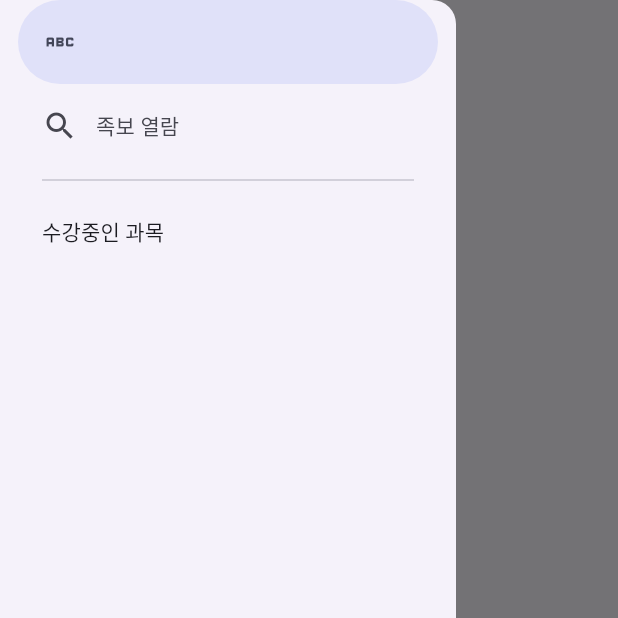
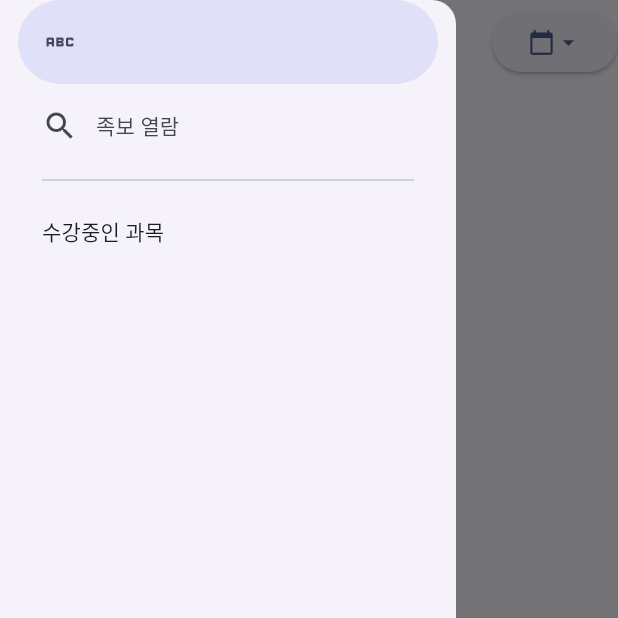
Before and after one commit to sboh1214/zocbo, a Flutter app: the HomePage screen opened by its route, with the side drawer open, on a phone screen of 412 x 824 dp, the top half of it. Run offline on Flutter 3.47's test engine with Material 2 defaults, Android fonts, the phone set to English and light mode, and no system bars; our stand-ins replace dio, equatable, firebase_core, go_router, webview_flutter; missing offline and left inert: webview_cookie_manager; accounts and stored records are empty.

Commit message:
feat: add pages

```diff
--- a/lib/pages/home_page.dart
+++ b/lib/pages/home_page.dart
@@ -1,6 +1,9 @@
 import 'package:flutter/material.dart';
 import 'package:provider/provider.dart';
 import 'package:zocbo/models/lecture.dart';
+import 'package:zocbo/pages/course_page.dart';
+import 'package:zocbo/pages/search_page.dart';
+import 'package:zocbo/pages/user_page.dart';
 import 'package:zocbo/services/info_service.dart';
 
 class HomePage extends StatefulWidget {
@@ -20,18 +23,42 @@ class _HomePageState extends State<HomePage> {
     setState(() {
       screenIndex = selectedScreen;
     });
+    scaffoldKey.currentState!.closeDrawer();
   }
 
   @override
   Widget build(BuildContext context) {
     final user = context.read<InfoService>().user;
+    final currentLectures = user.myTimetableLectures
+        .where((lecture) => lecture.year == 2023 && lecture.semester == 1)
+        .toList();
+
+    final title = screenIndex == 0
+        ? user.lastName + user.firstName
+        : screenIndex == 1
+            ? "족보 열람"
+            : currentLectures[screenIndex - 2].title;
 
     return Scaffold(
       key: scaffoldKey,
       appBar: AppBar(
-        title: Text("프로그래밍 기초"),
+        title: Text(title),
+        actions: [
+          ElevatedButton(
+              onPressed: () {},
+              child: const Row(
+                children: [
+                  Icon(Icons.calendar_today),
+                  Icon(Icons.arrow_drop_down)
+                ],
+              ))
+        ],
       ),
-      body: SafeArea(bottom: false, top: false, child: Text("data")),
+      body: screenIndex == 0
+          ? const UserPage()
+          : screenIndex == 1
+              ? const SearchPage()
+              : const CoursePage(),
       drawer: NavigationDrawer(
         onDestinationSelected: handleScreenChanged,
         selectedIndex: screenIndex,
@@ -56,9 +83,7 @@ class _HomePageState extends State<HomePage> {
               style: Theme.of(context).textTheme.titleSmall,
             ),
           ),
-          ...user.myTimetableLectures
-              .where((lecture) => lecture.year == 2023 && lecture.semester == 1)
-              .map(
+          ...currentLectures.map(
             (Lecture lecture) {
               return NavigationDrawerDestination(
                 label: Text(lecture.title),
--- /dev/null
+++ b/lib/pages/user_page.dart
@@ -0,0 +1,19 @@
+import 'package:flutter/material.dart';
+
+class UserPage extends StatefulWidget {
+  const UserPage({super.key});
+
+  @override
+  State<UserPage> createState() => _UserPageState();
+}
+
+class _UserPageState extends State<UserPage> {
+  @override
+  Widget build(BuildContext context) {
+    return const Scaffold(
+      body: Center(
+        child: Text("User Page"),
+      ),
+    );
+  }
+}
```
Also changed, not shown: lib/pages/course_page.dart (added, +19 -0 lines), lib/pages/search_page.dart (added, +19 -0 lines).
